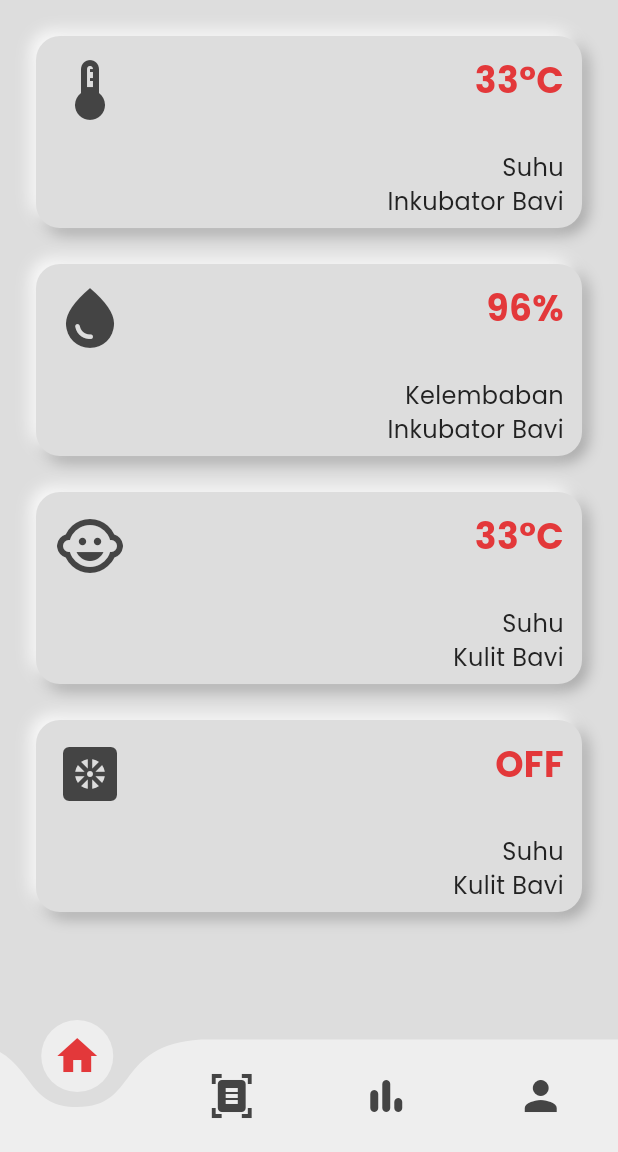
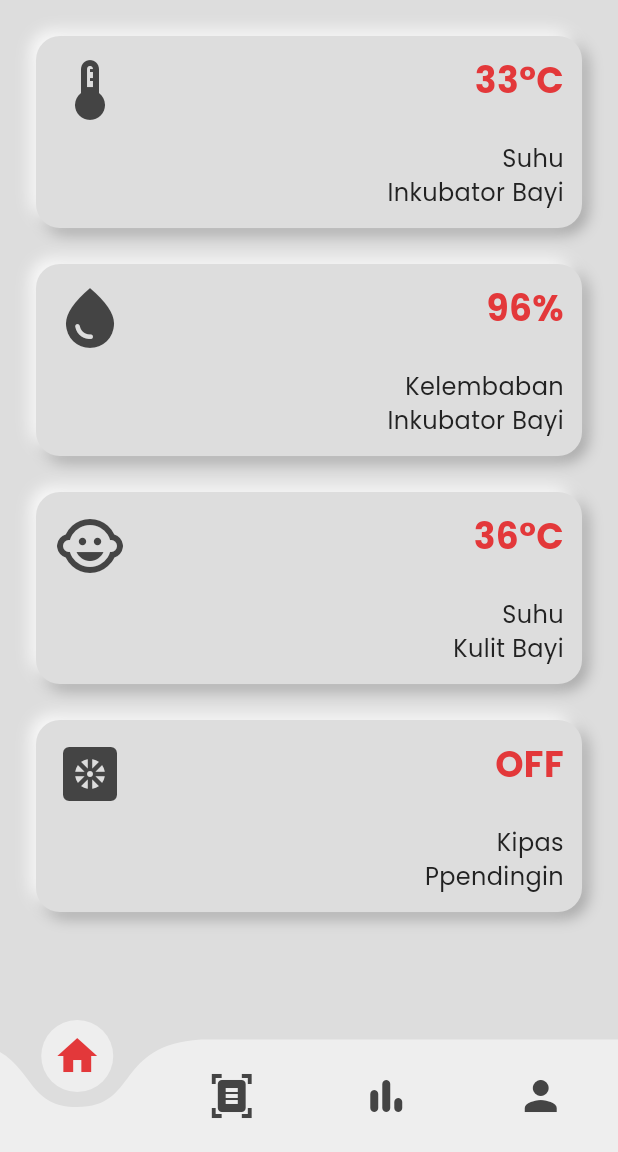
Before and after one commit to UnknownVisuals/standby_capstone, a Flutter app: the MonitoringPage screen opened directly, on a phone screen of 412 x 824 dp, the part 84-1236 px from its top. Run offline on Flutter 3.47's test engine with Material 3 defaults, Android fonts, the phone set to English and light mode, and no system bars; drawn by our look-alikes of curved_navigation_bar; our stand-ins replace flutter_inset_box_shadow, google_fonts.

Commit message:
fixed layout bug

```diff
--- a/lib/components/card_info.dart
+++ b/lib/components/card_info.dart
@@ -18,13 +18,13 @@ class InfoCard extends StatelessWidget {
   Widget build(BuildContext context) {
     return Container(
       height: 128,
+      padding: const EdgeInsets.all(12),
       decoration: kEmbossDecoration,
       child: Row(
         children: [
           Expanded(
             child: Container(
               alignment: Alignment.topLeft,
-              padding: const EdgeInsets.all(12),
               height: 128,
               child: Icon(
                 icon,
@@ -38,7 +38,6 @@ class InfoCard extends StatelessWidget {
               children: [
                 Expanded(
                   child: Container(
-                    padding: const EdgeInsets.all(12),
                     width: double.infinity,
                     child: Text(
                       title,
@@ -54,12 +53,14 @@ class InfoCard extends StatelessWidget {
                 Expanded(
                   child: Container(
                     alignment: Alignment.bottomRight,
-                    padding: const EdgeInsets.all(12),
                     width: double.infinity,
                     child: Text(
                       subtitle,
                       textAlign: TextAlign.right,
-                      style: GoogleFonts.poppins(fontSize: 16, color: kBlack),
+                      style: GoogleFonts.poppins(
+                        fontSize: 16,
+                        color: kBlack,
+                      ),
                     ),
                   ),
                 ),
--- a/lib/screens/forgotpass_page.dart
+++ b/lib/screens/forgotpass_page.dart
@@ -20,6 +20,7 @@ class _ForgotPasswordPageState extends State<ForgotPasswordPage> {
         child: Column(
           children: [
             Expanded(
+              flex: 2,
               child: Container(
                 color: kPrimary,
                 child: Padding(
@@ -46,7 +47,7 @@ class _ForgotPasswordPageState extends State<ForgotPasswordPage> {
                       Expanded(
                         child: Center(
                           child: Image.asset(
-                              'assets/images/splash_illustration.png'),
+                              'assets/images/forgotpass_illustration.png'),
                         ),
                       ),
                     ],
--- a/lib/screens/monitoring_page.dart
+++ b/lib/screens/monitoring_page.dart
@@ -43,7 +43,7 @@ class _MonitoringPageState extends State<MonitoringPage> {
           height: MediaQuery.of(context).size.height,
           color: kGray,
           child: const Padding(
-            padding: EdgeInsets.fromLTRB(24, 24, 24, 0),
+            padding: EdgeInsets.all(24),
             child: Column(
               children: [
                 InfoCard(
@@ -60,14 +60,14 @@ class _MonitoringPageState extends State<MonitoringPage> {
                 SizedBox(height: 24),
                 InfoCard(
                   icon: Icons.child_care,
-                  title: '33°C',
+                  title: '36°C',
                   subtitle: 'Suhu\nKulit Bayi',
                 ),
                 SizedBox(height: 24),
                 InfoCard(
                   icon: Icons.heat_pump,
                   title: 'OFF',
-                  subtitle: 'Suhu\nKulit Bayi',
+                  subtitle: 'Kipas\nPpendingin',
                 ),
               ],
             ),
```
Also changed, not shown: assets/images/forgotpass_illustration.png (added).
